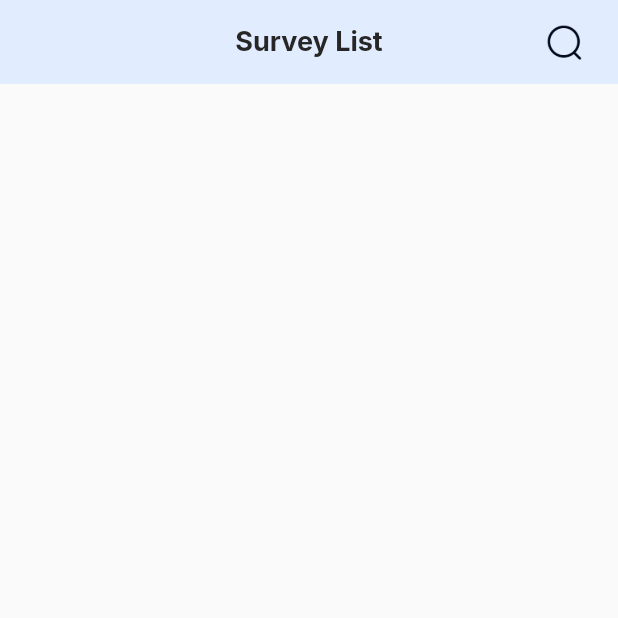
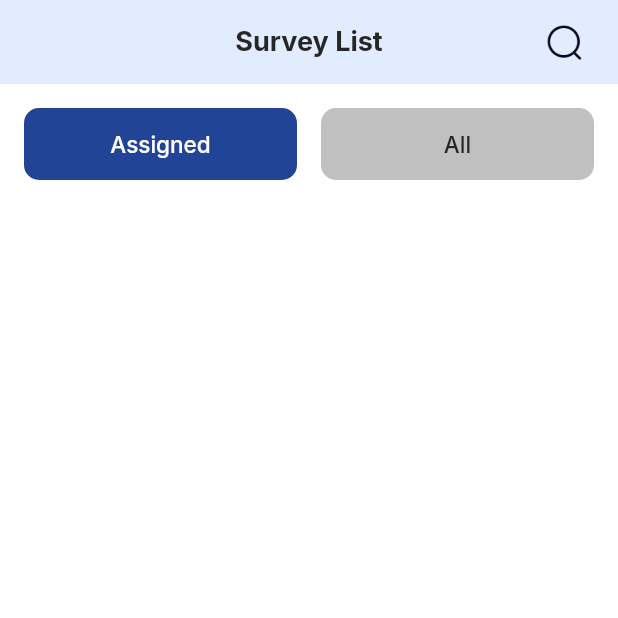
Before and after one commit to Nababmithun/Shipping-App-with-Flutter-UI-, a Flutter app: the SurveyPage screen opened directly, on a phone screen of 412 x 824 dp, the top half of it. Run offline on Flutter 3.47's test engine with Material 2 defaults, Android fonts, the phone set to English and light mode, and no system bars; our stand-ins replace fl_chart, flutter_rating_bar, google_fonts.

Commit message:
feature: survey, update: add  tab ui

```diff
--- a/lib/features/survey/view/survey_page.dart
+++ b/lib/features/survey/view/survey_page.dart
@@ -12,8 +12,17 @@ class SurveyPage extends StatefulWidget {
 }
 
 class _SurveyPageState extends State<SurveyPage> {
+  int _selectedIndex = 1;
   @override
   Widget build(BuildContext context) {
+    var spaceHeightMax = const SizedBox(
+      height: 10,
+    );
+    var spaceHeightMin = const SizedBox(
+      height: 5,
+    );
+    var screenHeight = MediaQuery.of(context).size.height;
+    var screenWidth = MediaQuery.of(context).size.width;
     var appBarWidget = AppBar(
       backgroundColor: AppTheme.appBarColor,
       elevation: 0,
@@ -37,7 +46,72 @@ class _SurveyPageState extends State<SurveyPage> {
       ],
     );
     return Scaffold(
+      backgroundColor: Colors.white,
       appBar: appBarWidget,
+      body: Padding(
+        padding: const EdgeInsets.all(16.0),
+        child: Column(
+          children: [
+            Row(
+              mainAxisAlignment: MainAxisAlignment.spaceBetween,
+              children: [
+                GestureDetector(
+                  onTap: () {
+                    _selectedIndex = 1;
+                    setState(() {});
+                  },
+                  child: Container(
+                    height: 48,
+                    width: screenWidth / 2 - 24,
+                    decoration: BoxDecoration(
+                      color: _selectedIndex == 1
+                          ? AppTheme.primaryColor
+                          : AppTheme.greySecondColor,
+                      borderRadius: BorderRadius.circular(10),
+                    ),
+                    child: Center(
+                      child: CommonTextWidget(
+                        text: "Assigned",
+                        color: _selectedIndex == 1
+                            ? Colors.white
+                            : AppTheme.darkBlackColor,
+                        fontSize: 15,
+                        fontWeight: FontWeight.w500,
+                      ),
+                    ),
+                  ),
+                ),
+                GestureDetector(
+                  onTap: () {
+                    _selectedIndex = 2;
+                    setState(() {});
+                  },
+                  child: Container(
+                    height: 48,
+                    width: screenWidth / 2 - 24,
+                    decoration: BoxDecoration(
+                      color: _selectedIndex == 2
+                          ? AppTheme.primaryColor
+                          : AppTheme.greySecondColor,
+                      borderRadius: BorderRadius.circular(10),
+                    ),
+                    child: Center(
+                      child: CommonTextWidget(
+                        text: "All",
+                        color: _selectedIndex == 2
+                            ? Colors.white
+                            : AppTheme.darkBlackColor,
+                        fontSize: 15,
+                        fontWeight: FontWeight.w500,
+                      ),
+                    ),
+                  ),
+                ),
+              ],
+            ),
+          ],
+        ),
+      ),
     );
   }
 }
```
